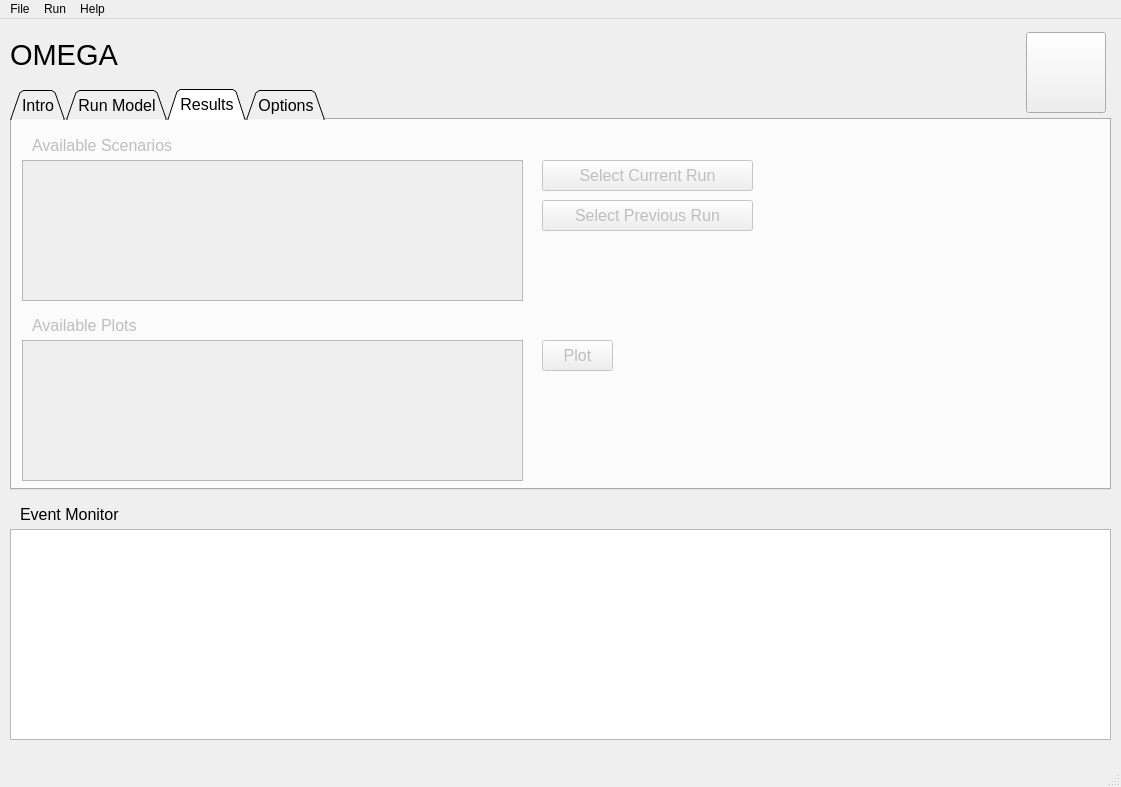
The window that omega_gui/elements/omega_gui_qt.ui (USEPA/EPA_OMEGA_Model) describes before a commit, drawn with Qt 5.
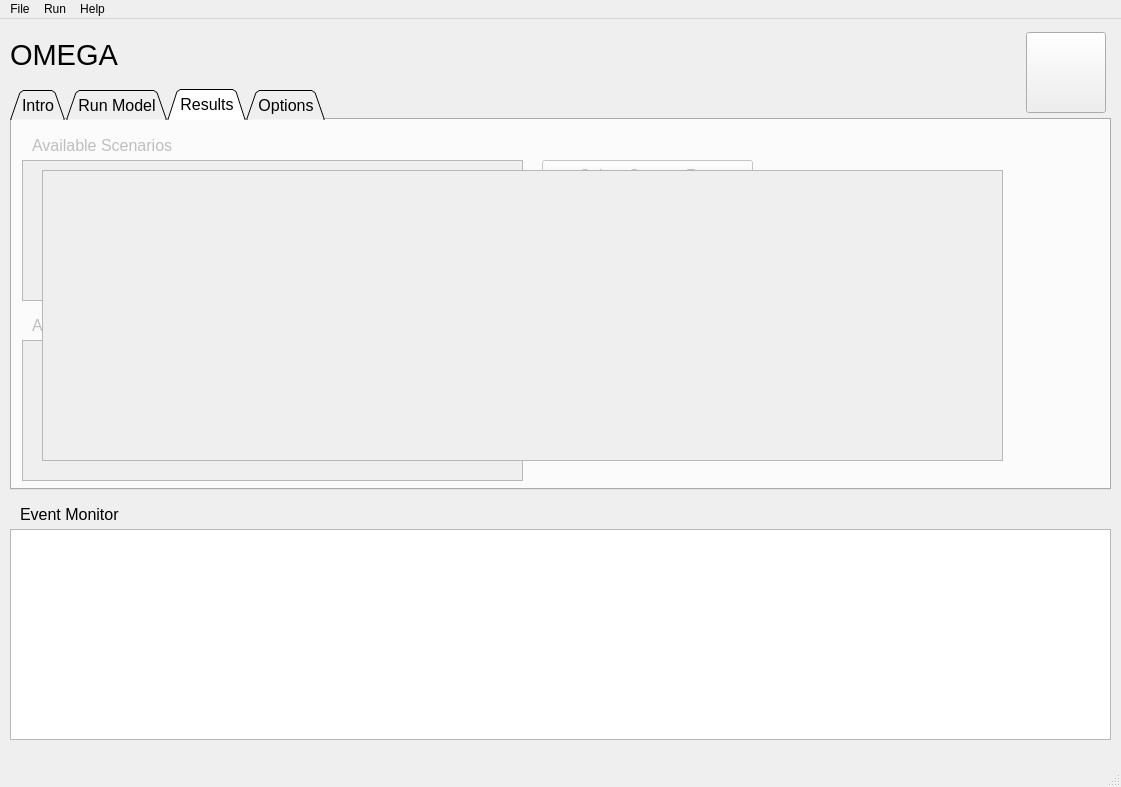
The same window after the commit. The open tabs and pages were chosen to show the change.

```diff
--- a/omega_gui/elements/omega_gui_qt.ui
+++ b/omega_gui/elements/omega_gui_qt.ui
@@ -506,6 +506,27 @@
        <string>Select Current Run</string>
       </property>
      </widget>
+     <widget class="QTextEdit" name="results_comment">
+      <property name="geometry">
+       <rect>
+        <x>30</x>
+        <y>50</y>
+        <width>961</width>
+        <height>291</height>
+       </rect>
+      </property>
+      <property name="font">
+       <font>
+        <pointsize>30</pointsize>
+        <weight>75</weight>
+        <italic>true</italic>
+        <bold>true</bold>
+       </font>
+      </property>
+      <property name="toolTip">
+       <string>Feature Under Development</string>
+      </property>
+     </widget>
     </widget>
     <widget class="QWidget" name="options_tab">
      <attribute name="title">
```
Left out of the diff: 2 changed lines with no effect on the pictures.
